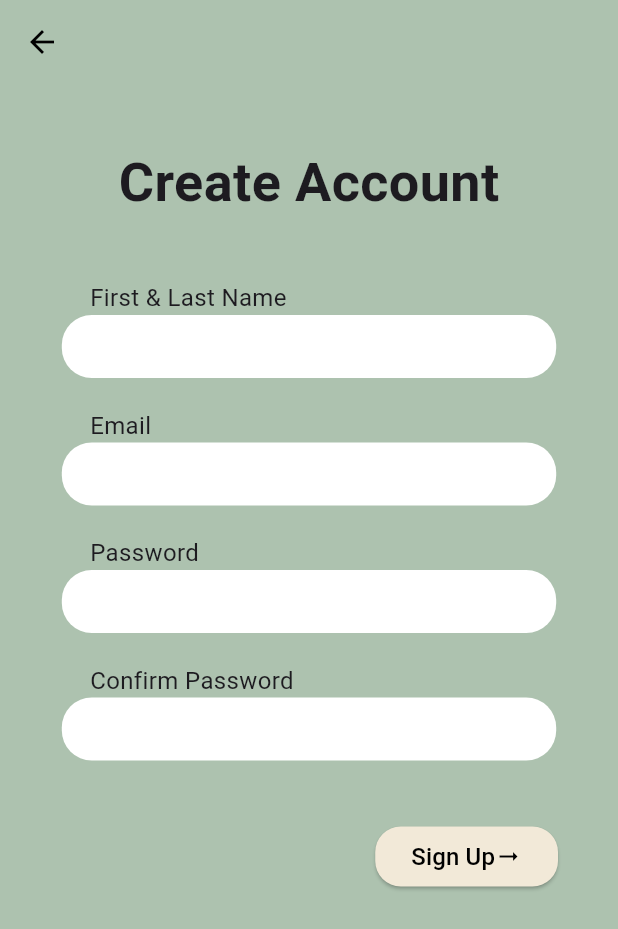
After one commit to Brandon-T-Yates/terra_tutor, a Flutter app: the SignUpPage screen opened directly, on a phone screen of 412 x 824 dp. The commit adds this screen. Shown: the top 929 px of the screen. Run offline on Flutter 3.47's test engine with Material 3 defaults, Android fonts, the phone set to English and light mode, and no system bars.

Commit message:
Created Sign Up screen and added accesability dependency

```diff
--- /dev/null
+++ b/lib/Global_Elements/user_input_text_field.dart
@@ -0,0 +1,72 @@
+import 'package:flutter/material.dart';
+
+// Enum for input box uses
+enum UserInputOption { name, emailAddress, visualPassword, datetime }
+
+// User input boxes
+class UserInputTextBox extends StatelessWidget {
+  final String hint;
+  final double height;
+  final double width;
+  final Color boxColor;
+  final Color fontColor;
+  final double borderRadius;
+  final UserInputOption inputOption;
+  final TextEditingController controller;
+
+  const UserInputTextBox({
+    super.key,
+    required this.hint,
+    required this.height,
+    required this.width,
+    required this.fontColor,
+    required this.boxColor,
+    required this.borderRadius,
+    required this.inputOption,
+    required this.controller,
+  });
+
+  TextInputType _getKeyboardType() {
+    switch (inputOption) {
+      case UserInputOption.name:
+        return TextInputType.name;
+      case UserInputOption.emailAddress:
+        return TextInputType.emailAddress;
+      case UserInputOption.visualPassword:
+        return TextInputType.visiblePassword;
+      case UserInputOption.datetime:
+        return TextInputType.datetime;
+      default:
+        return TextInputType.text;
+    }
+  }
+
+  bool _isPassword() {
+    return inputOption == UserInputOption.visualPassword;
+  }
+
+  @override
+  Widget build(BuildContext context) {
+    return SizedBox(
+      height: height,
+      width: width,
+      child: TextField(
+        controller: controller,
+        keyboardType: _getKeyboardType(),
+        maxLines: 1,
+        obscureText: _isPassword(),
+        textAlignVertical: TextAlignVertical.bottom,
+        decoration: InputDecoration(
+          filled: true,
+          fillColor: boxColor,
+          border: OutlineInputBorder(
+          borderSide: BorderSide.none,
+          borderRadius: BorderRadius.circular(borderRadius),
+        ),
+          hintText: hint,
+          hintStyle: TextStyle(color: fontColor),
+        ),
+      ),
+    );
+  }
+}
--- /dev/null
+++ b/lib/Screens/sign_up_screen.dart
@@ -0,0 +1,159 @@
+import 'package:flutter/material.dart';
+import '/Global_Elements/user_input_text_field.dart';
+
+class SignUpPage extends StatelessWidget {
+  final TextEditingController firstNameController = TextEditingController();
+  final TextEditingController lastNameController = TextEditingController();
+  final TextEditingController emailController = TextEditingController();
+  final TextEditingController passwordController = TextEditingController();
+  final TextEditingController confirmPasswordController = TextEditingController();
+
+  SignUpPage({super.key});
+
+  @override
+  Widget build(BuildContext context) {
+    return Scaffold(
+      backgroundColor: const Color(0xFFADC2AF),
+      appBar: AppBar(
+        backgroundColor: const Color(0xFFADC2AF),
+        elevation: 0,
+        leading: IconButton(
+          icon: const Icon(Icons.arrow_back, color: Colors.black),
+          onPressed: () {
+            Navigator.pop(context);
+          },
+        ),
+      ),
+      body: Center(
+        child: Padding(
+          padding: const EdgeInsets.symmetric(horizontal: 20.0),
+          child: Column(
+            crossAxisAlignment: CrossAxisAlignment.center,
+            children: [
+              const SizedBox(height: 40),
+              const Text(
+                'Create Account',
+                style: TextStyle(
+                  fontSize: 36,
+                  fontWeight: FontWeight.bold,
+                ),
+              ),
+              const SizedBox(height: 40),
+              const Align(
+                alignment: Alignment.centerLeft,
+                child: Padding(
+                  padding: EdgeInsets.only(left: 40.0),
+                  child: Text(
+                    'First & Last Name',
+                    style: TextStyle(fontSize: 16),
+                  ),
+                ),
+              ),
+              UserInputTextBox(
+                hint: '',
+                height: 42.0,
+                width: MediaQuery.of(context).size.width * 0.80,
+                fontColor: Colors.black,
+                boxColor: Colors.white,
+                borderRadius: 20.0,
+                inputOption: UserInputOption.name,
+                controller: firstNameController,
+              ),
+              const SizedBox(height: 20),
+              const Align(
+                alignment: Alignment.centerLeft,
+                child: Padding(
+                  padding: EdgeInsets.only(left: 40.0),
+                  child: Text(
+                    'Email',
+                    style: TextStyle(fontSize: 16),
+                  ),
+                ),
+              ),
+              UserInputTextBox(
+                hint: '',
+                height: 42.0,
+                width: MediaQuery.of(context).size.width * 0.80,
+                fontColor: Colors.black,
+                boxColor: Colors.white,
+                borderRadius: 20.0,
+                inputOption: UserInputOption.emailAddress,
+                controller: emailController,
+              ),
+              const SizedBox(height: 20),
+              const Align(
+                alignment: Alignment.centerLeft,
+                child: Padding(
+                  padding: EdgeInsets.only(left: 40.0),
+                  child: Text(
+                    'Password',
+                    style: TextStyle(fontSize: 16),
+                  ),
+                ),
+              ),
+              UserInputTextBox(
+                hint: '',
+                height: 42.0,
+                width: MediaQuery.of(context).size.width * 0.80,
+                fontColor: Colors.black,
+                boxColor: Colors.white,
+                borderRadius: 20.0,
+                inputOption: UserInputOption.visualPassword,
+                controller: passwordController,
+              ),
+              const SizedBox(height: 20),
+              const Align(
+                alignment: Alignment.centerLeft,
+                child: Padding(
+                  padding: EdgeInsets.only(left: 40.0),
+                  child: Text(
+                    'Confirm Password',
+                    style: TextStyle(fontSize: 16),
+                  ),
+                ),
+              ),
+              UserInputTextBox(
+                hint: '',
+                height: 42.0,
+                width: MediaQuery.of(context).size.width * 0.80,
+                fontColor: Colors.black,
+                boxColor: Colors.white,
+                borderRadius: 20.0,
+                inputOption: UserInputOption.visualPassword,
+                controller: confirmPasswordController,
+              ),
+              const SizedBox(height: 40),
+              Padding(
+                padding: const EdgeInsets.only(right: 20.0),
+                child: Align(
+                  alignment: Alignment.centerRight,
+                  child: ElevatedButton(
+                    style: ElevatedButton.styleFrom(
+                      backgroundColor: const Color(0xFFF2E9D8),
+                      shape: RoundedRectangleBorder(
+                        borderRadius: BorderRadius.circular(17.0),
+                      ),
+                    ),
+                    onPressed: () {
+                      // Add sign-up logic here
+                    },
+                    child: const Row(
+                      mainAxisSize: MainAxisSize.min,
+                      children: [
+                        Text(
+                          'Sign Up',
+                          style: TextStyle(color: Colors.black, fontSize: 16),
+                        ),
+                        Icon(Icons.arrow_right_alt, color: Colors.black),
+                      ],
+                    ),
+                  ),
+                ),
+              ),
+            ],
+          ),
+        ),
+      ),
+    );
+  }
+}
--- a/lib/main.dart
+++ b/lib/main.dart
@@ -2,7 +2,8 @@ import 'package:flutter/material.dart';
 // ignore: unnecessary_import
 import 'package:flutter/rendering.dart';
 import 'Global_Elements/textbox.dart';
-import 'package:terra_tutor/Global_Elements/ui_tiles.dart';
+import 'Global_Elements/ui_tiles.dart';
+import 'Screens/sign_up_screen.dart';
 
 void main()
 {
--- a/pubspec.yaml
+++ b/pubspec.yaml
@@ -35,6 +35,7 @@ dependencies:
   # The following adds the Cupertino Icons font to your application.
   # Use with the CupertinoIcons class for iOS style icons.
   cupertino_icons: ^1.0.6
+  accessibility_tools: ^2.0.0
 
 dev_dependencies:
   flutter_test:
```
Also changed, not shown: pubspec.lock.
